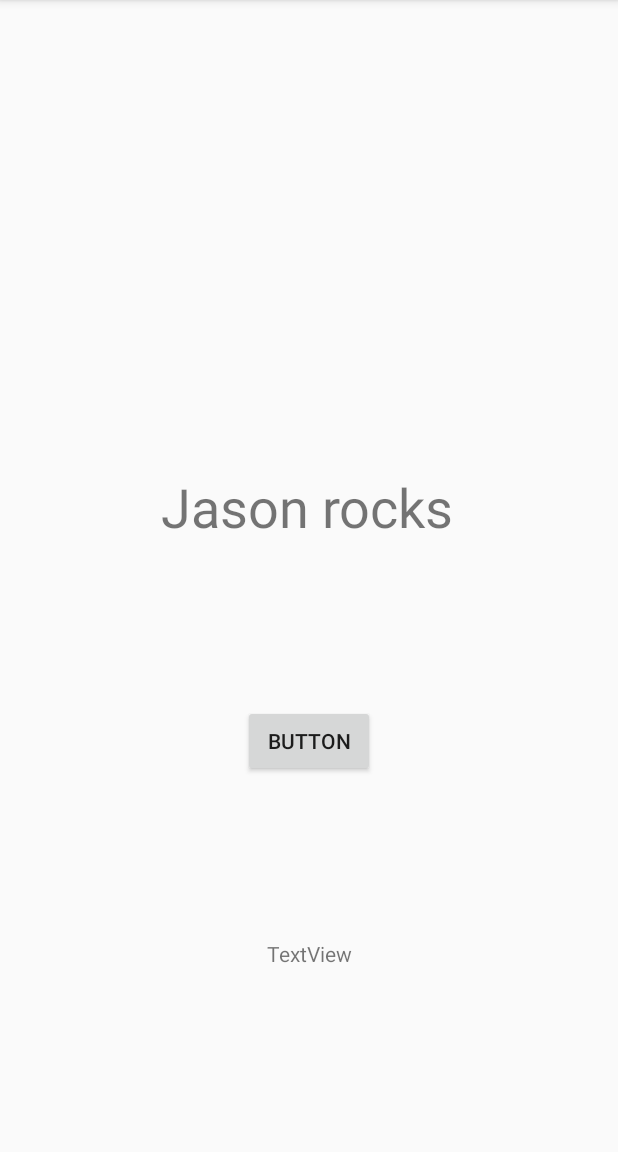
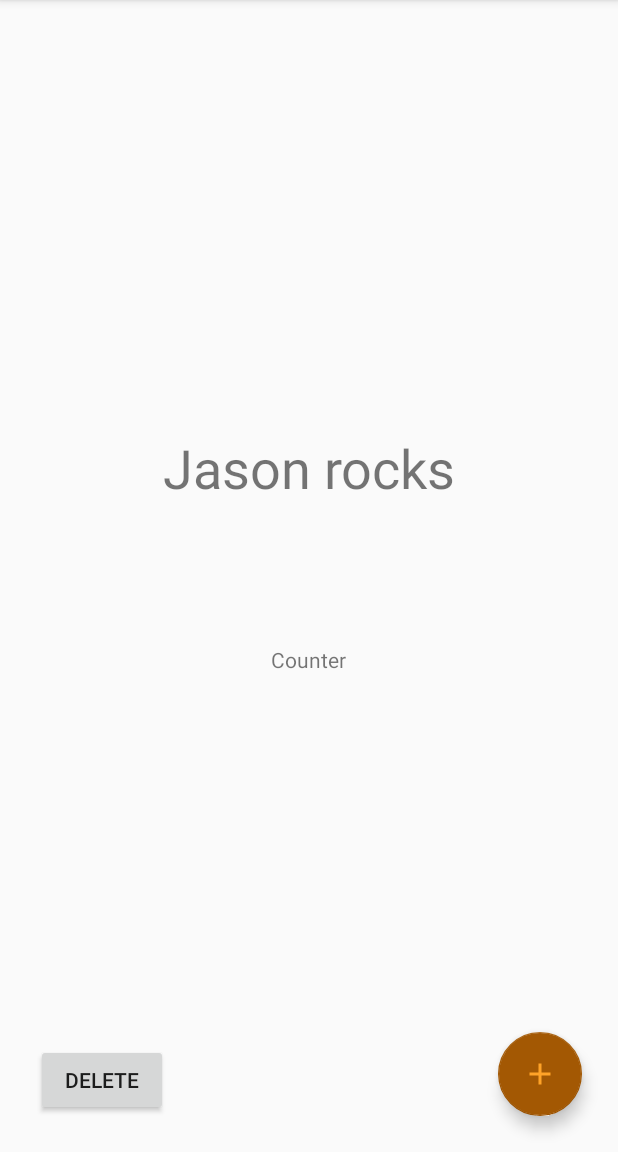
Before and after one commit to jwbessett/IM361android, an Android app: the screen it shows after launch (MainActivity), on a phone screen of 412 x 824 dp, the part 84-1236 px from its top. Run offline under Robolectric (Android 15) with nearby library versions, the phone set to English and light mode, and no system bars.

Commit message:
not borked

```diff
--- a/app/build.gradle
+++ b/app/build.gradle
@@ -34,4 +34,5 @@ dependencies {
     testImplementation 'junit:junit:4.12'
     androidTestImplementation 'androidx.test.ext:junit:1.1.1'
     androidTestImplementation 'androidx.test.espresso:espresso-core:3.2.0'
+    implementation 'com.google.android.material:material:1.0.0'
 }
--- a/app/src/main/java/com/example/toast/MainActivity.kt
+++ b/app/src/main/java/com/example/toast/MainActivity.kt
@@ -18,11 +18,11 @@ class MainActivity : AppCompatActivity() {
         val textView = findViewById<TextView>(R.id.text_view)
         textView.text = "Jason rocks"
 
-        var counter = 1
+        var counter = 0
 
         val counterView = findViewById<TextView>(R.id.counter)
 
-        val button = findViewById<Button>(R.id.button);
+        val button = findViewById<com.google.android.material.floatingactionbutton.FloatingActionButton>(R.id.floatingActionButton4);
         button.setOnClickListener {
 
            //loop@ for (i in 1..100) {
@@ -36,8 +36,12 @@ class MainActivity : AppCompatActivity() {
             counterView.text = "$counter"
         }
 
-
-
+        val delete = findViewById<Button>(R.id.deleteButton)
+        delete.setOnClickListener {
+            counter = 0
+            counterView.text = "$counter"
+            textView.text = "Jason Rocks"
+        }
 
     }
 }
--- /dev/null
+++ b/app/src/main/res/drawable/ic_add_black_24dp.xml
@@ -0,0 +1,5 @@
+<vector android:height="24dp" android:tint="#FFA328"
+    android:viewportHeight="24.0" android:viewportWidth="24.0"
+    android:width="24dp" xmlns:android="http://schemas.android.com/apk/res/android">
+    <path android:fillColor="#FF000000" android:pathData="M19,13h-6v6h-2v-6H5v-2h6V5h2v6h6v2z"/>
+</vector>
--- a/app/src/main/res/layout/activity_main.xml
+++ b/app/src/main/res/layout/activity_main.xml
@@ -14,36 +14,48 @@
         android:textAlignment="center"
         android:textSize="36sp"
         app:layout_constraintBottom_toBottomOf="parent"
-        app:layout_constraintHorizontal_bias="0.496"
-        app:layout_constraintLeft_toLeftOf="parent"
-        app:layout_constraintRight_toRightOf="parent"
+        app:layout_constraintEnd_toEndOf="parent"
+        app:layout_constraintStart_toStartOf="parent"
         app:layout_constraintTop_toTopOf="parent"
-        app:layout_constraintVertical_bias="0.436" />
-
-    <Button
-        android:id="@+id/button"
-        android:layout_width="wrap_content"
-        android:layout_height="wrap_content"
-        android:text="@string/button"
-        android:textAlignment="center"
-        app:layout_constraintBottom_toTopOf="@+id/counter"
-        app:layout_constraintEnd_toEndOf="parent"
-        app:layout_constraintHorizontal_bias="0.5"
-        app:layout_constraintStart_toStartOf="parent"
-        app:layout_constraintTop_toBottomOf="@+id/text_view"
-        tools:ignore="MissingConstraints" />
+        app:layout_constraintVertical_bias="0.399" />
 
     <TextView
         android:id="@+id/counter"
         android:layout_width="140dp"
         android:layout_height="34dp"
+        android:layout_marginBottom="304dp"
         android:text="@string/textview"
         android:textAlignment="center"
         app:layout_constraintBottom_toBottomOf="parent"
         app:layout_constraintEnd_toEndOf="parent"
-        app:layout_constraintHorizontal_bias="0.5"
+        app:layout_constraintHorizontal_bias="0.498"
         app:layout_constraintStart_toStartOf="parent"
-        app:layout_constraintTop_toBottomOf="@+id/button"
+        tools:ignore="MissingConstraints" />
+
+    <com.google.android.material.floatingactionbutton.FloatingActionButton
+        android:id="@+id/floatingActionButton4"
+        android:layout_width="wrap_content"
+        android:layout_height="wrap_content"
+        android:layout_marginEnd="24dp"
+        android:layout_marginBottom="24dp"
+        android:background="#FFFFFF"
+        android:backgroundTint="@color/colorPrimaryDark"
+        android:clickable="true"
+        android:src="@drawable/ic_add_black_24dp"
+        app:backgroundTint="@color/colorPrimaryDark"
+        app:layout_constraintBottom_toBottomOf="parent"
+        app:layout_constraintEnd_toEndOf="parent"
+        app:srcCompat="@drawable/ic_add_black_24dp" />
+
+    <Button
+        android:id="@+id/deleteButton"
+        android:layout_width="wrap_content"
+        android:layout_height="wrap_content"
+        android:layout_marginStart="24dp"
+        android:layout_marginBottom="24dp"
+        android:text="Delete"
+        app:layout_constraintBottom_toBottomOf="parent"
+        app:layout_constraintStart_toStartOf="parent"
         tools:ignore="MissingConstraints" />
 
 </androidx.constraintlayout.widget.ConstraintLayout>
--- a/app/src/main/res/values/strings.xml
+++ b/app/src/main/res/values/strings.xml
@@ -1,6 +1,6 @@
 <resources>
     <string name="app_name">Toast</string>
     <string name="button">Button</string>
-    <string name="oh_this_is_easier">Oh this is easier</string>
-    <string name="textview">TextView</string>
+    <string name="oh_this_is_easier">FizzBuzz</string>
+    <string name="textview">Counter</string>
 </resources>
```
